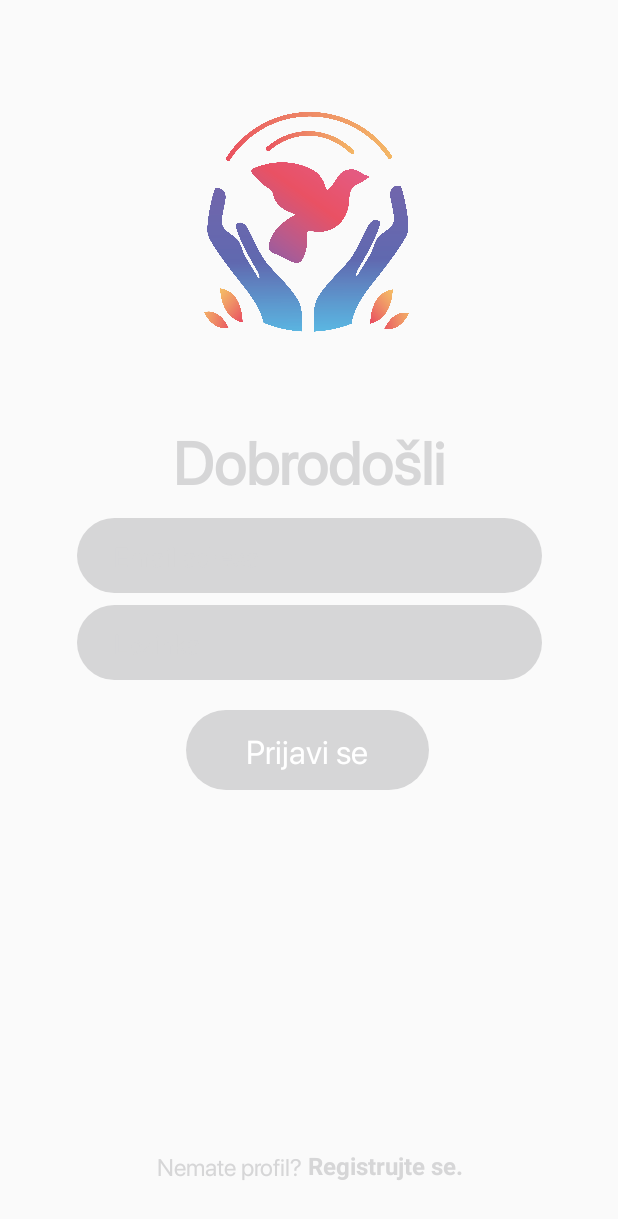
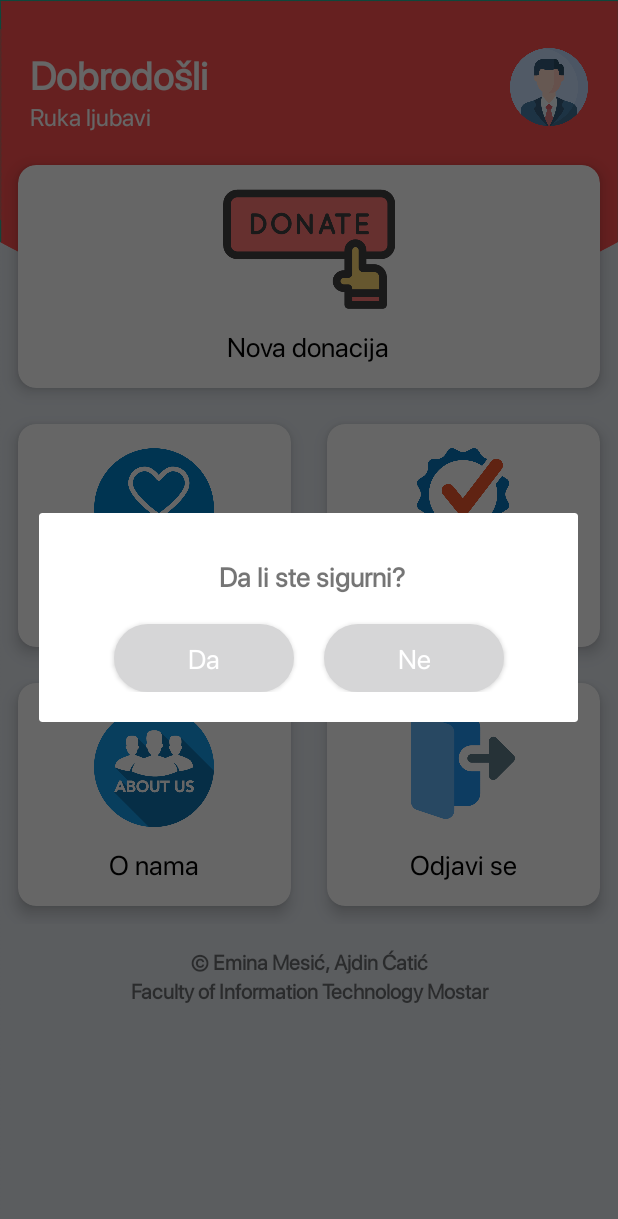
Before and after one commit to Eminaa97/RukaLjubavi, an Android app: the DonatorHomePageActivity screen opened directly, with no data from a screen before it, after a tap on "Odjavi se", on a phone screen of 412 x 824 dp. Shown: the top 1219 px of the screen. Run offline under Robolectric (Android 15) with nearby library versions, the phone set to English and light mode, and no system bars.

Commit message:
alert dialog

```diff
--- a/RukaLjubavi.Android/app/src/main/AndroidManifest.xml
+++ b/RukaLjubavi.Android/app/src/main/AndroidManifest.xml
@@ -11,6 +11,9 @@
         android:roundIcon="@mipmap/ic_launcher_round"
         android:supportsRtl="true"
         android:theme="@style/AppTheme">
+        <activity android:name=".DonatorProfilActivity"></activity>
+        <activity android:name=".AlertDialog" />
+        <activity android:name=".Services.AlertDialog" />
         <activity
             android:name=".DonatorKategorijeActivity"
             android:screenOrientation="portrait" />
@@ -44,7 +47,7 @@
             android:name=".AboutActivity"
             android:screenOrientation="portrait" />
         <activity
-            android:name=".MainActivity"
+            android:name=".DonatorHomePageActivity"
             android:screenOrientation="portrait" />
     </application>
 
--- /dev/null
+++ b/RukaLjubavi.Android/app/src/main/java/com/fit/ba/rukaljubavi/AlertDialog.kt
@@ -0,0 +1,36 @@
+package com.fit.ba.rukaljubavi
+
+import android.app.Activity
+import android.app.AlertDialog
+import android.content.Intent
+import androidx.appcompat.app.AppCompatActivity
+import android.os.Bundle
+import android.widget.TextView
+import androidx.core.content.ContextCompat.startActivity
+import kotlinx.android.synthetic.main.activity_alert_dialog.*
+
+class AlertDialog(var activity: Activity) {
+    var dialog: AlertDialog? = null
+    fun<T> startAlertDialog(someClass: Class<T>?){
+        var builder = AlertDialog.Builder(activity)
+        var inflater = activity.layoutInflater
+        var dialogView = inflater.inflate(R.layout.activity_alert_dialog,null)
+
+        builder.setView(dialogView)
+        dialog = builder.create()
+        dialog!!.show()
+
+        var btnAlertNE = dialogView.findViewById<TextView>(R.id.btnAlertNE)
+        var btnAlertDA = dialogView.findViewById<TextView>(R.id.btnAlertDA)
+
+        btnAlertNE.setOnClickListener {
+            dialog!!.dismiss()
+        }
+
+        btnAlertDA.setOnClickListener {
+            val intent = Intent(activity,someClass)
+            startActivity(activity,intent,null)
+            activity.finish()
+        }
+    }
+}
--- a/RukaLjubavi.Android/app/src/main/java/com/fit/ba/rukaljubavi/MainActivity.kt
+++ b/RukaLjubavi.Android/app/src/main/java/com/fit/ba/rukaljubavi/DonatorHomePageActivity.kt
@@ -8,15 +8,14 @@ import com.fit.ba.rukaljubavi.Models.Drzava
 import com.fit.ba.rukaljubavi.R
 import com.fit.ba.rukaljubavi.Services.APIService
 import com.fit.ba.rukaljubavi.Services.DrzavaService
+import kotlinx.android.synthetic.main.activity_alert_dialog.*
 import kotlinx.android.synthetic.main.activity_main.*
 import retrofit2.Call
 import retrofit2.Callback
 import retrofit2.Response
 
-class MainActivity : AppCompatActivity()
+class DonatorHomePageActivity : AppCompatActivity()
 {
-    private val service = APIService.buildService(DrzavaService::class.java)
-
     override fun onCreate(savedInstanceState: Bundle?) {
         super.onCreate(savedInstanceState)
         setContentView(R.layout.activity_main)
@@ -27,9 +26,12 @@ class MainActivity : AppCompatActivity()
         }
 
         btnLogout.setOnClickListener {
-            val intent = Intent(this,PrijavaActivity::class.java)
+            AlertDialog(this@DonatorHomePageActivity).startAlertDialog(PrijavaActivity::class.java)
+        }
+
+        btnMainProfile.setOnClickListener {
+            val intent = Intent(this,DonatorProfilActivity::class.java)
             startActivity(intent)
-            finish()
         }
     }
 }
--- /dev/null
+++ b/RukaLjubavi.Android/app/src/main/java/com/fit/ba/rukaljubavi/DonatorProfilActivity.kt
@@ -0,0 +1,11 @@
+package com.fit.ba.rukaljubavi
+
+import androidx.appcompat.app.AppCompatActivity
+import android.os.Bundle
+
+class DonatorProfilActivity : AppCompatActivity() {
+    override fun onCreate(savedInstanceState: Bundle?) {
+        super.onCreate(savedInstanceState)
+        setContentView(R.layout.activity_donator_profil)
+    }
+}
--- a/RukaLjubavi.Android/app/src/main/java/com/fit/ba/rukaljubavi/PrijavaActivity.kt
+++ b/RukaLjubavi.Android/app/src/main/java/com/fit/ba/rukaljubavi/PrijavaActivity.kt
@@ -4,13 +4,10 @@ import android.content.Intent
 import androidx.appcompat.app.AppCompatActivity
 import android.os.Bundle
 import android.widget.Toast
-import com.fit.ba.rukaljubavi.Requests.BenefiktorInsertRequest
 import com.fit.ba.rukaljubavi.Requests.PrijavaRequest
 import com.fit.ba.rukaljubavi.Services.APIService
-import com.fit.ba.rukaljubavi.Services.DonatorService
 import com.fit.ba.rukaljubavi.Services.PrijavaService
 import kotlinx.android.synthetic.main.activity_prijava.*
-import kotlinx.android.synthetic.main.activity_registracija_benefiktor.*
 import retrofit2.Call
 import retrofit2.Callback
 import retrofit2.Response
@@ -68,7 +65,7 @@ class PrijavaActivity : AppCompatActivity() {
                 override fun onResponse(call: Call<Unit>, response: Response<Unit>) {
                     loading.stopDialog()
                     if (response.isSuccessful) {
-                        val intent = Intent(this@PrijavaActivity, MainActivity::class.java)
+                        val intent = Intent(this@PrijavaActivity, DonatorHomePageActivity::class.java)
                         startActivity(intent)
                         finish()
                     } else {
--- /dev/null
+++ b/RukaLjubavi.Android/app/src/main/res/layout/activity_alert_dialog.xml
@@ -0,0 +1,62 @@
+<?xml version="1.0" encoding="utf-8"?>
+<androidx.constraintlayout.widget.ConstraintLayout xmlns:android="http://schemas.android.com/apk/res/android"
+    xmlns:app="http://schemas.android.com/apk/res-auto"
+    xmlns:tools="http://schemas.android.com/tools"
+    android:layout_width="match_parent"
+    android:layout_height="match_parent"
+    android:padding="20dp"
+    tools:context=".AlertDialog">
+
+    <Button
+        android:id="@+id/btnAlertDA"
+        android:layout_width="120dp"
+        android:layout_height="45dp"
+        android:layout_marginTop="20dp"
+        android:layout_marginEnd="140dp"
+        android:layout_marginRight="140dp"
+        android:background="@drawable/button"
+        android:fontFamily="@font/regular"
+        android:text="Da"
+        android:textAllCaps="false"
+        android:textColor="#fff"
+        android:textSize="18sp"
+        app:layout_constraintEnd_toEndOf="parent"
+        app:layout_constraintStart_toStartOf="parent"
+        app:layout_constraintTop_toBottomOf="@+id/textView15" />
+
+    <Button
+        android:id="@+id/btnAlertNE"
+        android:layout_width="120dp"
+        android:layout_height="45dp"
+        android:layout_marginStart="140dp"
+        android:layout_marginLeft="140dp"
+        android:layout_marginTop="20dp"
+        android:background="@drawable/button"
+        android:fontFamily="@font/regular"
+        android:text="Ne"
+        android:textAllCaps="false"
+        android:textColor="#fff"
+        android:textSize="18sp"
+        app:layout_constraintEnd_toEndOf="parent"
+        app:layout_constraintStart_toStartOf="parent"
+        app:layout_constraintTop_toBottomOf="@+id/textView15" />
+
+    <TextView
+        android:id="@+id/textView15"
+        android:layout_width="wrap_content"
+        android:layout_height="wrap_content"
+        android:layout_marginStart="5dp"
+        android:layout_marginLeft="5dp"
+        android:layout_marginBottom="50dp"
+        android:fontFamily="@font/regular"
+        android:text="Da li ste sigurni?"
+        android:textSize="18sp"
+        android:textStyle="bold"
+        app:layout_constraintBottom_toBottomOf="parent"
+        app:layout_constraintEnd_toEndOf="parent"
+        app:layout_constraintHorizontal_bias="0.498"
+        app:layout_constraintStart_toStartOf="parent"
+        app:layout_constraintTop_toTopOf="parent"
+        app:layout_constraintVertical_bias="0.372" />
+
+</androidx.constraintlayout.widget.ConstraintLayout>
--- /dev/null
+++ b/RukaLjubavi.Android/app/src/main/res/layout/activity_donator_profil.xml
@@ -0,0 +1,9 @@
+<?xml version="1.0" encoding="utf-8"?>
+<androidx.constraintlayout.widget.ConstraintLayout xmlns:android="http://schemas.android.com/apk/res/android"
+    xmlns:app="http://schemas.android.com/apk/res-auto"
+    xmlns:tools="http://schemas.android.com/tools"
+    android:layout_width="match_parent"
+    android:layout_height="match_parent"
+    tools:context=".DonatorProfilActivity">
+
+</androidx.constraintlayout.widget.ConstraintLayout>
--- a/RukaLjubavi.Android/app/src/main/res/layout/activity_main.xml
+++ b/RukaLjubavi.Android/app/src/main/res/layout/activity_main.xml
@@ -5,7 +5,7 @@
     android:layout_width="match_parent"
     android:layout_height="match_parent"
     android:background="@drawable/background_red"
-    tools:context=".MainActivity">
+    tools:context=".DonatorHomePageActivity">
 
     <LinearLayout
         android:layout_width="match_parent"
```
